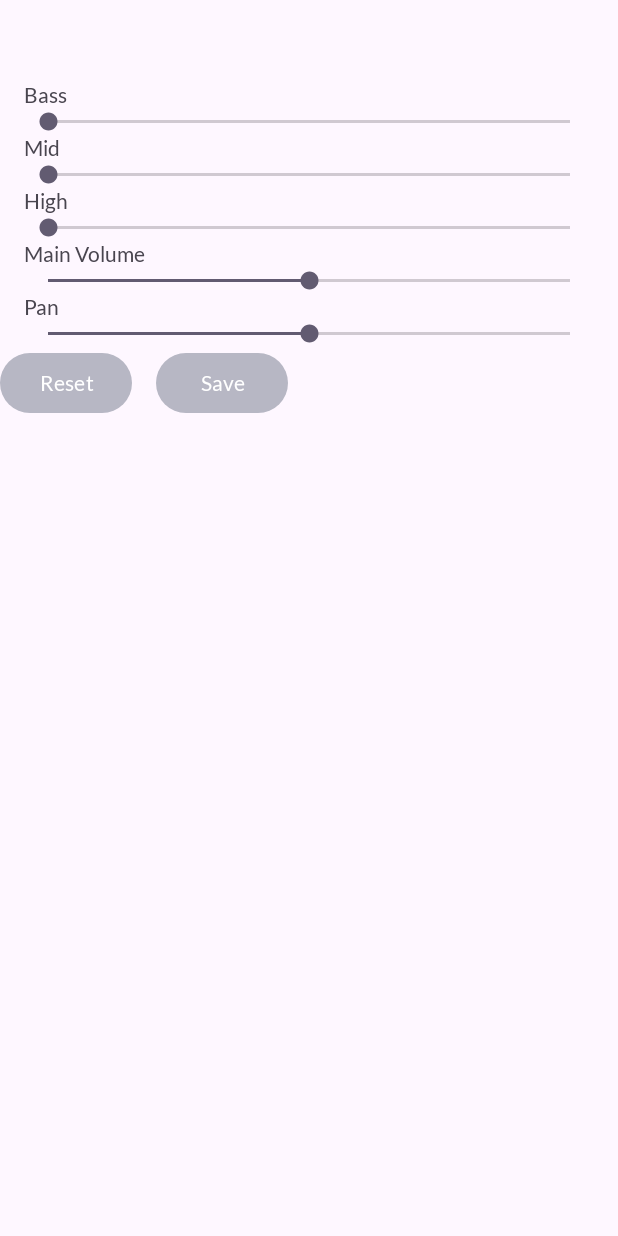
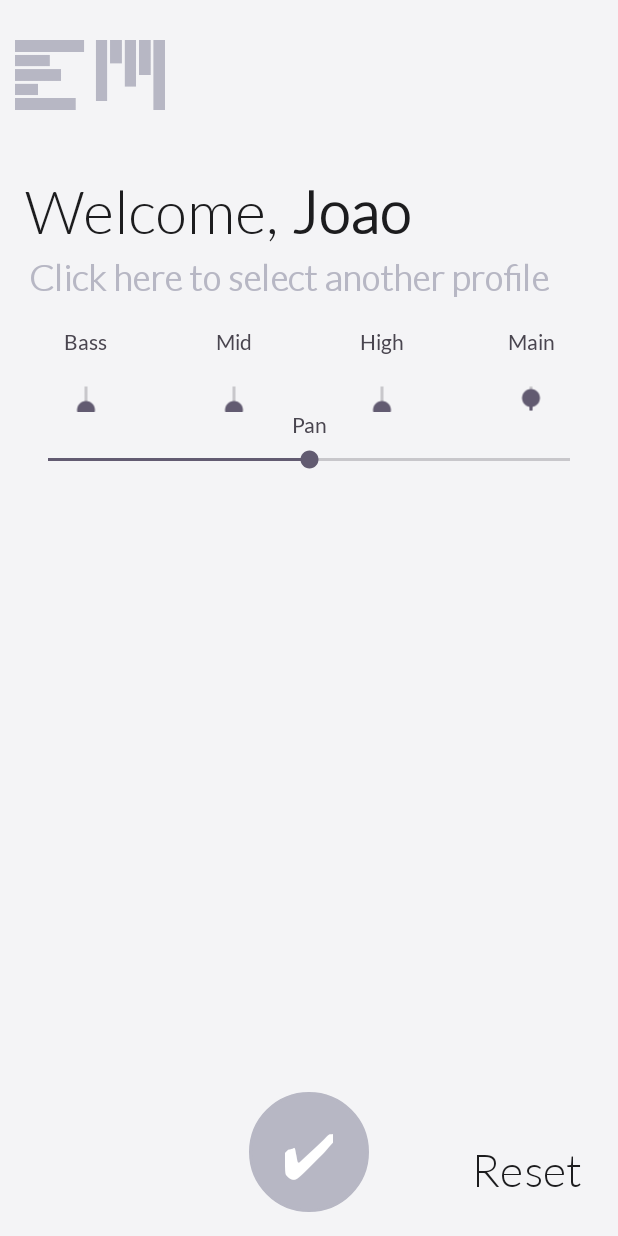
Before and after one commit to rayandradez/EmixerApp, an Android app: the UserPage screen opened through its navigation route, on a phone screen of 412 x 824 dp. Run offline under Robolectric (Android 15) with nearby library versions, the phone set to English and light mode, and no system bars.

Commit message:
implemented the user page layout but withouth fixed to seekbar

```diff
--- /dev/null
+++ b/app/src/main/res/drawable/seekbar_background.xml
@@ -0,0 +1,15 @@
+<?xml version="1.0" encoding="utf-8"?>
+<layer-list xmlns:android="http://schemas.android.com/apk/res/android">
+    <item android:id="@android:id/background">
+        <shape>
+            <solid android:color="@color/grey" /> <!-- Cor de fundo -->
+            <corners android:radius="5dp" /> <!-- Bordas arredondadas -->
+        </shape>
+    </item>
+    <item android:id="@android:id/progress">
+        <shape>
+            <solid android:color="@color/black" /> <!-- Cor da barra de progresso -->
+            <corners android:radius="5dp" /> <!-- Bordas arredondadas -->
+        </shape>
+    </item>
+</layer-list>
--- /dev/null
+++ b/app/src/main/res/drawable/seekbar_progress.xml
@@ -0,0 +1,8 @@
+<layer-list xmlns:android="http://schemas.android.com/apk/res/android">
+    <item
+        android:id="@android:id/background"
+        android:drawable="@drawable/seekbar_background" />
+    <item
+        android:id="@android:id/progress"
+        android:drawable="@drawable/seekbar_progress_color" />
+</layer-list>
--- /dev/null
+++ b/app/src/main/res/drawable/seekbar_progress_color.xml
@@ -0,0 +1,4 @@
+<shape xmlns:android="http://schemas.android.com/apk/res/android">
+    <solid android:color="@color/grey" /> <!-- Defina sua cor desejada aqui -->
+    <corners android:radius="2dp" />
+</shape>
--- /dev/null
+++ b/app/src/main/res/drawable/seekbar_thumb.xml
@@ -0,0 +1,5 @@
+<shape xmlns:android="http://schemas.android.com/apk/res/android">
+    <solid android:color="@color/grey" />
+    <size android:width="24dp" android:height="24dp" />
+    <corners android:radius="12dp" />
+</shape>
--- a/app/src/main/res/layout/fragment_add_user.xml
+++ b/app/src/main/res/layout/fragment_add_user.xml
@@ -92,7 +92,7 @@
             android:id="@+id/BtnSaveUser"
             android:layout_width="80dp"
             android:layout_height="80dp"
-            android:text="@string/add_profile_button_text"
+            android:text="✔"
             android:background="@drawable/circleborderbutton"
             android:textSize="40sp"
             android:textColor="@color/white"
--- a/app/src/main/res/layout/fragment_user_page.xml
+++ b/app/src/main/res/layout/fragment_user_page.xml
@@ -1,85 +1,213 @@
 <?xml version="1.0" encoding="utf-8"?>
-<LinearLayout xmlns:android="http://schemas.android.com/apk/res/android"
+<RelativeLayout xmlns:android="http://schemas.android.com/apk/res/android"
     xmlns:app="http://schemas.android.com/apk/res-auto"
     xmlns:tools="http://schemas.android.com/tools"
     android:layout_width="match_parent"
     android:layout_height="match_parent"
-    android:orientation="vertical"
+    android:background="@color/light_grey"
     tools:context="your_package_name.ui.screens.UserPage">
+
+    <ImageView
+        android:id="@+id/ImgUserPageLogo"
+        android:layout_width="100dp"
+        android:layout_height="100dp"
+        android:layout_alignParentStart="true"
+        android:layout_marginStart="10dp"
+        android:layout_marginEnd="10dp"
+        android:src="@drawable/logo" />
+
+    <RelativeLayout
+        android:id="@+id/welcomeUserContainer"
+        android:layout_width="match_parent"
+        android:layout_height="wrap_content"
+        android:layout_below="@+id/ImgUserPageLogo">
 
         <TextView
             android:id="@+id/welcomeMessage"
+            android:layout_width="wrap_content"
+            android:layout_height="wrap_content"
+            android:layout_alignParentStart="true"
+            android:fontFamily="@font/latolight"
+            android:gravity="center"
+            android:paddingLeft="16dp"
+            android:paddingTop="16dp"
+            android:paddingRight="5dp"
+            android:paddingBottom="5dp"
+            android:text="Welcome,"
+            android:textColor="@color/black"
+            android:textSize="40sp" />
+
+        <TextView
+            android:id="@+id/txtUserName"
+            android:layout_width="wrap_content"
+            android:layout_height="wrap_content"
+            android:layout_marginStart="3dp"
+            android:layout_marginEnd="3dp"
+            android:layout_toEndOf="@+id/welcomeMessage"
+            android:fontFamily="@font/latolight"
+            android:gravity="center"
+            android:paddingLeft="0dp"
+            android:paddingTop="16dp"
+            android:paddingRight="16dp"
+            android:paddingBottom="5dp"
+            android:text="Joao"
+            android:textColor="@color/black"
+            android:textSize="40sp"
+            android:textStyle="bold" />
+
+        <TextView
+            android:id="@+id/txtUserPageMessage"
+            android:layout_width="wrap_content"
+            android:layout_height="wrap_content"
+            android:layout_below="@+id/welcomeMessage"
+            android:layout_marginStart="3dp"
+            android:layout_marginEnd="3dp"
+            android:fontFamily="@font/latolight"
+            android:gravity="center"
+            android:paddingLeft="16dp"
+            android:paddingRight="16dp"
+            android:text="Click here to select another profile"
+            android:textColor="@color/grey"
+            android:textSize="24sp"
+            android:textStyle="bold" />
+
+    </RelativeLayout>
+
+
+    <LinearLayout
+        android:id="@+id/soundContainer"
         android:layout_width="match_parent"
         android:layout_height="wrap_content"
-        android:gravity="center"
-        android:padding="16dp"
-        android:textSize="20sp"
-        android:textStyle="bold"
-        tools:text="Welcome, [Username]!" />
+        android:orientation="horizontal"
+        android:layout_below="@+id/welcomeUserContainer"
+        android:gravity="center_vertical"
+        android:paddingStart="16dp"
+        android:paddingEnd="16dp"
+        android:weightSum="4"
+        android:layout_marginTop="20dp">
 
+        <!-- Primeira coluna com SeekBar de Bass -->
         <LinearLayout
-        android:layout_width="match_parent"
+            android:id="@+id/relativebass"
+            android:layout_width="0dp"
             android:layout_height="wrap_content"
+            android:layout_weight="1"
+            android:gravity="center_horizontal"
+            android:orientation="vertical"
+            android:layout_marginEnd="16dp">
+
+            <TextView
+                android:id="@+id/basstxt"
+                android:layout_width="wrap_content"
+                android:layout_height="wrap_content"
+                android:text="Bass"
+                android:layout_gravity="center_horizontal" />
+
+            <SeekBar
+                android:id="@+id/bassSeekBar"
+                android:layout_width="wrap_content"
+                android:layout_height="wrap_content"
+                android:max="100"
+                android:layout_marginTop="20dp"
+                android:rotation="270" />
+        </LinearLayout>
+
+        <!-- Segunda coluna com SeekBar de Mid -->
+        <LinearLayout
+            android:id="@+id/relativemid"
+            android:layout_width="0dp"
+            android:layout_height="wrap_content"
+            android:layout_weight="1"
+            android:gravity="center_horizontal"
+            android:orientation="vertical"
+            android:layout_marginEnd="16dp">
+
+            <TextView
+                android:id="@+id/midtxt"
+                android:layout_width="wrap_content"
+                android:layout_height="wrap_content"
+                android:text="Mid"
+                android:layout_gravity="center_horizontal" />
+
+            <SeekBar
+                android:id="@+id/midSeekBar"
+                android:layout_width="wrap_content"
+                android:layout_height="wrap_content"
+                android:max="100"
+                android:layout_marginTop="20dp"
+                android:rotation="270" />
+        </LinearLayout>
+
+        <!-- Terceira coluna com SeekBar de High -->
+        <LinearLayout
+            android:id="@+id/relativehigh"
+            android:layout_width="0dp"
+            android:layout_height="wrap_content"
+            android:layout_weight="1"
+            android:gravity="center_horizontal"
+            android:orientation="vertical"
+            android:layout_marginEnd="16dp">
+
+            <TextView
+                android:id="@+id/hightxt"
+                android:layout_width="wrap_content"
+                android:layout_height="wrap_content"
+                android:text="High"
+                android:layout_gravity="center_horizontal" />
+
+            <SeekBar
+                android:id="@+id/highSeekBar"
+                android:layout_width="wrap_content"
+                android:layout_height="wrap_content"
+                android:max="100"
+                android:layout_marginTop="20dp"
+                android:rotation="270" />
+        </LinearLayout>
+
+        <!-- Quarta coluna com SeekBar de Main Volume -->
+        <LinearLayout
+            android:id="@+id/relativeseek"
+            android:layout_width="0dp"
+            android:layout_height="wrap_content"
+            android:layout_weight="1"
+            android:gravity="center_horizontal"
             android:orientation="vertical">
 
             <TextView
+                android:id="@+id/seektxt"
                 android:layout_width="wrap_content"
                 android:layout_height="wrap_content"
-            android:layout_marginStart="16dp"
-            android:text="Bass" />
+                android:text="Main"
+                android:layout_gravity="center_horizontal" />
+
             <SeekBar
-            android:id="@+id/bassSeekBar"
+                android:id="@+id/mainVolumeSeekBar"
+                android:layout_width="wrap_content"
+                android:layout_height="wrap_content"
+                android:max="100"
+                android:layout_marginTop="20dp"
+                android:rotation="270" />
+        </LinearLayout>
+
+    </LinearLayout>
+
+
+
+    <RelativeLayout
+        android:id="@+id/relativePan"
+        android:layout_width="match_parent"
+        android:layout_height="wrap_content"
+        android:layout_below="@+id/soundContainer">
+
+        <TextView
+            android:id="@+id/txtpan"
             android:layout_width="match_parent"
             android:layout_height="wrap_content"
             android:layout_marginStart="16dp"
-            android:layout_marginEnd="16dp"
-            android:max="100" />
+            android:text="Pan"
+            android:textAlignment="center"
+            android:layout_centerHorizontal="true"/>
 
-        <TextView
-            android:layout_width="wrap_content"
-            android:layout_height="wrap_content"
-            android:layout_marginStart="16dp"
-            android:text="Mid" />
-        <SeekBar
-            android:id="@+id/midSeekBar"
-            android:layout_width="match_parent"
-            android:layout_height="wrap_content"
-            android:layout_marginStart="16dp"
-            android:layout_marginEnd="16dp"
-            android:max="100" />
-
-        <TextView
-            android:layout_width="wrap_content"
-            android:layout_height="wrap_content"
-            android:layout_marginStart="16dp"
-            android:text="High" />
-        <SeekBar
-            android:id="@+id/highSeekBar"
-            android:layout_width="match_parent"
-            android:layout_height="wrap_content"
-            android:layout_marginStart="16dp"
-            android:layout_marginEnd="16dp"
-            android:max="100" />
-
-        <TextView
-            android:layout_width="wrap_content"
-            android:layout_height="wrap_content"
-            android:layout_marginStart="16dp"
-            android:text="Main Volume" />
-        <SeekBar
-            android:id="@+id/mainVolumeSeekBar"
-            android:layout_width="match_parent"
-            android:layout_height="wrap_content"
-            android:layout_marginStart="16dp"
-            android:layout_marginEnd="16dp"
-            android:max="100"
-            android:orientation="vertical"/>
-
-        <TextView
-            android:layout_width="wrap_content"
-            android:layout_height="wrap_content"
-            android:layout_marginStart="16dp"
-            android:text="Pan" />
         <SeekBar
             android:id="@+id/panSeekBar"
             android:layout_width="match_parent"
@@ -87,27 +215,49 @@
             android:layout_marginStart="16dp"
             android:layout_marginEnd="16dp"
             android:max="100"
-            android:orientation="horizontal"/>
+            android:orientation="horizontal"
+            android:layout_below="@+id/txtpan"
+            android:layout_marginTop="5dp"
+            />
 
+    </RelativeLayout>
 
-    </LinearLayout>
+    <RelativeLayout
+        android:layout_width="match_parent"
+        android:layout_height="wrap_content"
+        android:layout_below="@+id/soundContainer"
+        android:layout_alignParentBottom="true"
+        android:layout_marginBottom="16dp">
 
-    <LinearLayout
-        android:layout_width="match_parent"
-        android:layout_height="match_parent"
-        android:orientation="horizontal">
         <Button
             android:id="@+id/resetAudioSettingsButton"
             android:layout_width="wrap_content"
             android:layout_height="wrap_content"
-        android:layout_marginEnd="16dp"
-        android:text="Reset" />
+            android:layout_alignParentEnd="true"
+            android:layout_alignParentBottom="true"
+            android:layout_centerVertical="true"
+            android:layout_marginStart="0dp"
+            android:layout_marginEnd="0dp"
+            android:layout_toEndOf="@+id/saveAudioSettingsButton"
+            android:background="@drawable/transparent_background"
+            android:fontFamily="@font/latolight"
+            android:text="Reset"
+            android:textAlignment="textEnd"
+            android:textColor="@color/black"
+            android:textSize="30sp" />
 
         <Button
             android:id="@+id/saveAudioSettingsButton"
-        android:layout_width="wrap_content"
-        android:layout_height="wrap_content"
-        android:text="Save" />
-    </LinearLayout>
+            android:layout_width="80dp"
+            android:layout_height="80dp"
+            android:layout_alignParentBottom="true"
+            android:layout_centerHorizontal="true"
+            android:layout_centerVertical="true"
+            android:background="@drawable/circleborderbutton"
+            android:fontFamily="@font/latolight"
+            android:text="✔"
+            android:textColor="@color/white"
+            android:textSize="40sp" />
+    </RelativeLayout>
 
-</LinearLayout>
+</RelativeLayout>
--- /dev/null
+++ b/app/src/main/res/values/styles.xml
@@ -0,0 +1,13 @@
+<?xml version="1.0" encoding="utf-8"?>
+<resources>
+    <style name="CustomSeekBar" parent="Widget.AppCompat.SeekBar">
+        <!-- Aumenta a altura da barra -->
+        <item name="android:layout_height">40dp</item>
+
+        <!-- Personaliza o estilo do "thumb" (círculo do indicador) -->
+        <item name="android:thumb">@drawable/seekbar_thumb</item>
+
+        <!-- Personaliza a cor da barra -->
+        <item name="android:progressDrawable">@drawable/seekbar_progress</item>
+    </style>
+</resources>
```
Lines whose indentation alone changed are shown as unchanged.
